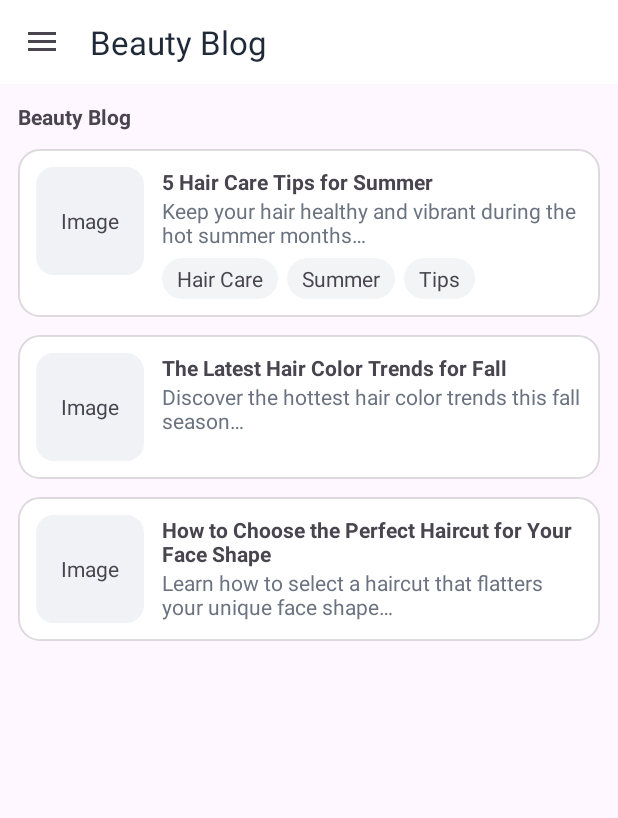
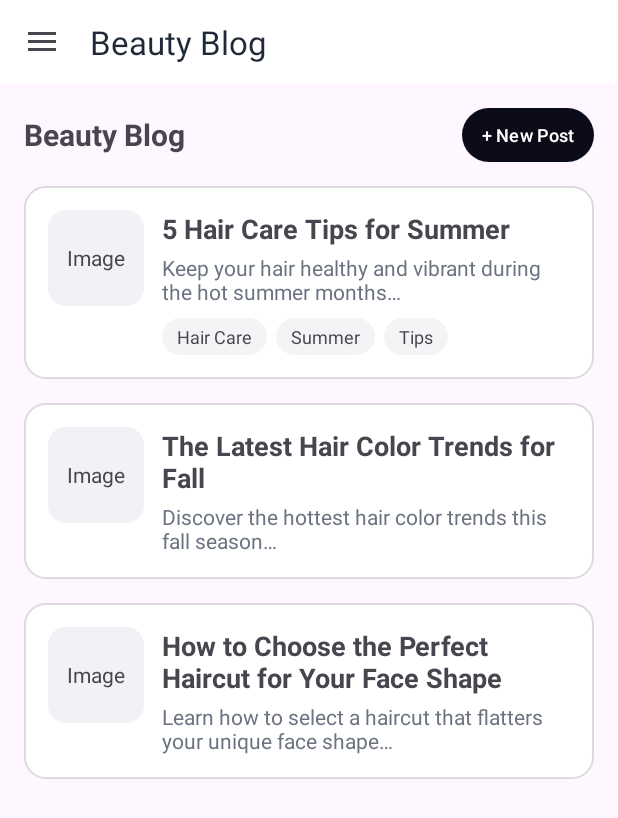
Before and after one commit to GustavoMiranda2/UI_Interface_COMP3074, an Android app: the BlogActivity screen opened directly, with no data from a screen before it, on a phone screen of 412 x 824 dp. Shown: the top 818 px of the screen. Run offline under Robolectric (Android 15) with nearby library versions, the phone set to English and light mode, and no system bars.

Commit message:
Improved some Screens with more details and mande first changes into the Beauty Blog Screen

```diff
--- a/UIPrototypeBeta/app/src/main/res/layout/content_blog.xml
+++ b/UIPrototypeBeta/app/src/main/res/layout/content_blog.xml
@@ -8,20 +8,45 @@
         android:layout_width="match_parent"
         android:layout_height="wrap_content"
         android:orientation="vertical"
-        android:padding="12dp">
+        android:padding="16dp">
 
-        <TextView
-            android:layout_width="wrap_content"
-            android:layout_height="wrap_content"
-            android:text="Beauty Blog"
-            android:textStyle="bold" />
-
+        <!-- Header row: title + New Post -->
         <LinearLayout
             android:layout_width="match_parent"
             android:layout_height="wrap_content"
-            android:layout_marginTop="12dp"
+            android:gravity="center_vertical"
+            android:orientation="horizontal">
+
+            <TextView
+                android:id="@+id/tvSectionTitle"
+                android:layout_width="0dp"
+                android:layout_height="wrap_content"
+                android:layout_weight="1"
+                android:text="Beauty Blog"
+                android:textSize="20sp"
+                android:textStyle="bold" />
+
+            <!-- Dummy New Post button -->
+            <com.google.android.material.button.MaterialButton
+                android:id="@+id/btnNewPost"
+                android:layout_width="wrap_content"
+                android:layout_height="36dp"
+                android:minHeight="36dp"
+                android:insetTop="0dp"
+                android:insetBottom="0dp"
+                android:text="+ New Post"
+                android:textAllCaps="false"
+                android:textSize="12sp"
+                android:paddingHorizontal="12dp" />
+        </LinearLayout>
+
+        <!-- Blog card 1 -->
+        <LinearLayout
+            android:layout_width="match_parent"
+            android:layout_height="wrap_content"
+            android:layout_marginTop="16dp"
             android:background="@drawable/bg_card"
-            android:padding="12dp">
+            android:padding="16dp">
 
             <LinearLayout
                 android:layout_width="match_parent"
@@ -29,8 +54,8 @@
                 android:orientation="horizontal">
 
                 <TextView
-                    android:layout_width="72dp"
-                    android:layout_height="72dp"
+                    android:layout_width="64dp"
+                    android:layout_height="64dp"
                     android:background="@drawable/bg_placeholder"
                     android:gravity="center"
                     android:text="Image" />
@@ -46,18 +71,21 @@
                         android:layout_width="wrap_content"
                         android:layout_height="wrap_content"
                         android:text="5 Hair Care Tips for Summer"
+                        android:textSize="18sp"
                         android:textStyle="bold" />
 
                     <TextView
                         android:layout_width="wrap_content"
                         android:layout_height="wrap_content"
+                        android:layout_marginTop="4dp"
                         android:text="Keep your hair healthy and vibrant during the hot summer months…"
-                        android:textColor="@color/brand_muted" />
+                        android:textColor="@color/brand_muted"
+                        android:textSize="14sp" />
 
                     <LinearLayout
                         android:layout_width="wrap_content"
                         android:layout_height="wrap_content"
-                        android:layout_marginTop="6dp"
+                        android:layout_marginTop="8dp"
                         android:orientation="horizontal">
 
                         <TextView
@@ -65,31 +93,41 @@
                             android:layout_height="wrap_content"
                             android:layout_marginEnd="6dp"
                             android:background="@drawable/bg_chip"
-                            android:text="Hair Care" />
+                            android:paddingHorizontal="10dp"
+                            android:paddingVertical="4dp"
+                            android:text="Hair Care"
+                            android:textSize="12sp" />
 
                         <TextView
                             android:layout_width="wrap_content"
                             android:layout_height="wrap_content"
                             android:layout_marginEnd="6dp"
                             android:background="@drawable/bg_chip"
-                            android:text="Summer" />
+                            android:paddingHorizontal="10dp"
+                            android:paddingVertical="4dp"
+                            android:text="Summer"
+                            android:textSize="12sp" />
 
                         <TextView
                             android:layout_width="wrap_content"
                             android:layout_height="wrap_content"
                             android:background="@drawable/bg_chip"
-                            android:text="Tips" />
+                            android:paddingHorizontal="10dp"
+                            android:paddingVertical="4dp"
+                            android:text="Tips"
+                            android:textSize="12sp" />
                     </LinearLayout>
                 </LinearLayout>
             </LinearLayout>
         </LinearLayout>
 
+        <!-- Blog card 2 -->
         <LinearLayout
             android:layout_width="match_parent"
             android:layout_height="wrap_content"
-            android:layout_marginTop="12dp"
+            android:layout_marginTop="16dp"
             android:background="@drawable/bg_card"
-            android:padding="12dp">
+            android:padding="16dp">
 
             <LinearLayout
                 android:layout_width="match_parent"
@@ -97,8 +135,8 @@
                 android:orientation="horizontal">
 
                 <TextView
-                    android:layout_width="72dp"
-                    android:layout_height="72dp"
+                    android:layout_width="64dp"
+                    android:layout_height="64dp"
                     android:background="@drawable/bg_placeholder"
                     android:gravity="center"
                     android:text="Image" />
@@ -114,23 +152,27 @@
                         android:layout_width="wrap_content"
                         android:layout_height="wrap_content"
                         android:text="The Latest Hair Color Trends for Fall"
+                        android:textSize="18sp"
                         android:textStyle="bold" />
 
                     <TextView
                         android:layout_width="wrap_content"
                         android:layout_height="wrap_content"
+                        android:layout_marginTop="4dp"
                         android:text="Discover the hottest hair color trends this fall season…"
-                        android:textColor="@color/brand_muted" />
+                        android:textColor="@color/brand_muted"
+                        android:textSize="14sp" />
                 </LinearLayout>
             </LinearLayout>
         </LinearLayout>
 
+        <!-- Blog card 3 -->
         <LinearLayout
             android:layout_width="match_parent"
             android:layout_height="wrap_content"
-            android:layout_marginTop="12dp"
+            android:layout_marginTop="16dp"
             android:background="@drawable/bg_card"
-            android:padding="12dp">
+            android:padding="16dp">
 
             <LinearLayout
                 android:layout_width="match_parent"
@@ -138,8 +180,8 @@
                 android:orientation="horizontal">
 
                 <TextView
-                    android:layout_width="72dp"
-                    android:layout_height="72dp"
+                    android:layout_width="64dp"
+                    android:layout_height="64dp"
                     android:background="@drawable/bg_placeholder"
                     android:gravity="center"
                     android:text="Image" />
@@ -155,15 +197,23 @@
                         android:layout_width="wrap_content"
                         android:layout_height="wrap_content"
                         android:text="How to Choose the Perfect Haircut for Your Face Shape"
+                        android:textSize="18sp"
                         android:textStyle="bold" />
 
                     <TextView
                         android:layout_width="wrap_content"
                         android:layout_height="wrap_content"
+                        android:layout_marginTop="4dp"
                         android:text="Learn how to select a haircut that flatters your unique face shape…"
-                        android:textColor="@color/brand_muted" />
+                        android:textColor="@color/brand_muted"
+                        android:textSize="14sp" />
                 </LinearLayout>
             </LinearLayout>
         </LinearLayout>
+
+        <!-- Bottom spacer so last card isn't hidden by nav/gestures -->
+        <View
+            android:layout_width="match_parent"
+            android:layout_height="24dp" />
     </LinearLayout>
 </ScrollView>
```
Also changed, not shown: UIPrototypeBeta/app/src/main/res/layout/content_home.xml (+86 -68 lines).
